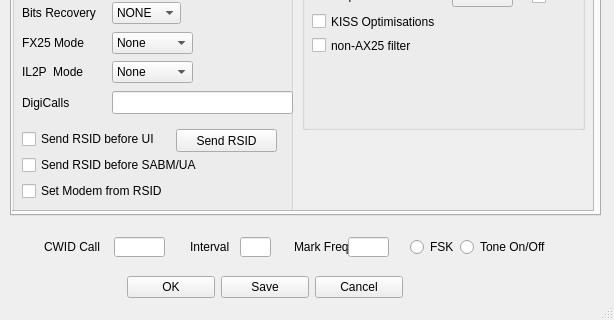
The window that ModemDialog.ui (Online-Amateur-Radio-Club-M0OUK/QtSoundModem) describes before a commit, drawn with Qt 5; both pictures show x 0 to 614 and y 279 to 599 of the 614 by 599 pixel window.
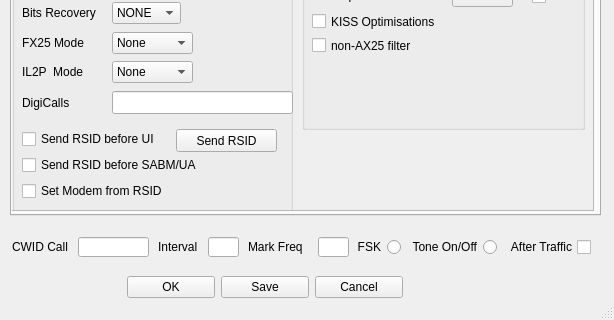
The same window after the commit.

```diff
--- a/ModemDialog.ui
+++ b/ModemDialog.ui
@@ -3055,7 +3055,7 @@
   <widget class="QLabel" name="label_7">
    <property name="geometry">
     <rect>
-     <x>44</x>
+     <x>12</x>
      <y>516</y>
      <width>71</width>
      <height>20</height>
@@ -3068,9 +3068,9 @@
   <widget class="QLineEdit" name="CWIDCall">
    <property name="geometry">
     <rect>
-     <x>114</x>
+     <x>78</x>
      <y>516</y>
-     <width>51</width>
+     <width>71</width>
      <height>20</height>
     </rect>
    </property>
@@ -3081,12 +3081,15 @@
   <widget class="QRadioButton" name="CWIDType">
    <property name="geometry">
     <rect>
-     <x>410</x>
+     <x>340</x>
      <y>516</y>
      <width>61</width>
      <height>20</height>
     </rect>
    </property>
+   <property name="layoutDirection">
+    <enum>Qt::RightToLeft</enum>
+   </property>
    <property name="text">
     <string>FSK</string>
    </property>
@@ -3094,12 +3097,20 @@
   <widget class="QRadioButton" name="radioButton_2">
    <property name="geometry">
     <rect>
-     <x>460</x>
+     <x>396</x>
      <y>516</y>
      <width>101</width>
      <height>20</height>
     </rect>
    </property>
+   <property name="font">
+    <font>
+     <family>MS Shell Dlg 2</family>
+    </font>
+   </property>
+   <property name="layoutDirection">
+    <enum>Qt::RightToLeft</enum>
+   </property>
    <property name="text">
     <string>Tone On/Off</string>
    </property>
@@ -3107,7 +3118,7 @@
   <widget class="QLabel" name="label_66">
    <property name="geometry">
     <rect>
-     <x>190</x>
+     <x>158</x>
      <y>516</y>
      <width>61</width>
      <height>20</height>
@@ -3120,7 +3131,7 @@
   <widget class="QLineEdit" name="CWIDInterval">
    <property name="geometry">
     <rect>
-     <x>240</x>
+     <x>208</x>
      <y>516</y>
      <width>31</width>
      <height>20</height>
@@ -3130,7 +3141,7 @@
   <widget class="QLabel" name="label_91">
    <property name="geometry">
     <rect>
-     <x>294</x>
+     <x>248</x>
      <y>516</y>
      <width>61</width>
      <height>20</height>
@@ -3143,9 +3154,9 @@
   <widget class="QLineEdit" name="CWIDMark">
    <property name="geometry">
     <rect>
-     <x>348</x>
+     <x>318</x>
      <y>516</y>
-     <width>41</width>
+     <width>31</width>
      <height>20</height>
     </rect>
    </property>
@@ -3156,6 +3167,27 @@
     <string/>
    </property>
   </widget>
+  <widget class="QCheckBox" name="afterTraffic">
+   <property name="geometry">
+    <rect>
+     <x>500</x>
+     <y>516</y>
+     <width>91</width>
+     <height>20</height>
+    </rect>
+   </property>
+   <property name="font">
+    <font>
+     <family>MS Shell Dlg 2</family>
+    </font>
+   </property>
+   <property name="layoutDirection">
+    <enum>Qt::RightToLeft</enum>
+   </property>
+   <property name="text">
+    <string>After Traffic</string>
+   </property>
+  </widget>
  </widget>
  <resources/>
  <connections/>
```
